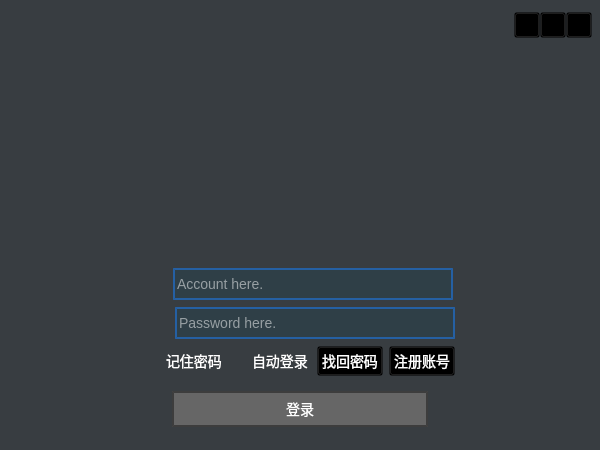
Above: src/app/LiveLoginDialog.ui from ohto-ai/PostLive before the change. Below: the same form after it.
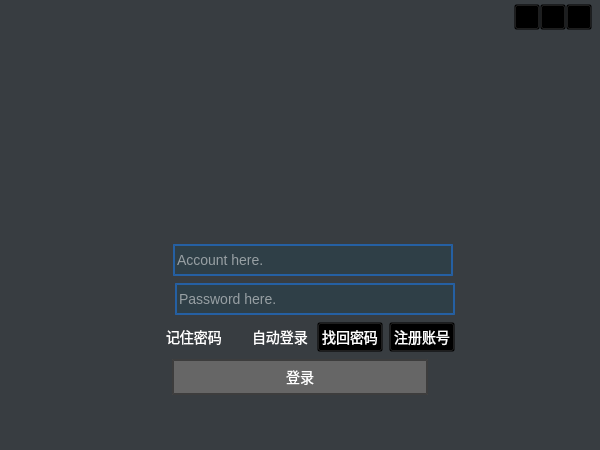
That is the form after the change. Icons and pictures are not drawn. Custom widgets are drawn as their Qt base class.

```diff
--- a/src/app/LiveLoginDialog.ui
+++ b/src/app/LiveLoginDialog.ui
@@ -794,6 +794,28 @@
       </item>
      </layout>
     </item>
+    <item>
+     <widget class="QLabel" name="loginMessageLabel">
+      <property name="minimumSize">
+       <size>
+        <width>0</width>
+        <height>20</height>
+       </size>
+      </property>
+      <property name="styleSheet">
+       <string notr="true">color: #FF7070; background: transparent;</string>
+      </property>
+      <property name="text">
+       <string/>
+      </property>
+      <property name="alignment">
+       <set>Qt::AlignCenter</set>
+      </property>
+      <property name="wordWrap">
+       <bool>true</bool>
+      </property>
+     </widget>
+    </item>
    </layout>
   </widget>
  </widget>
```
